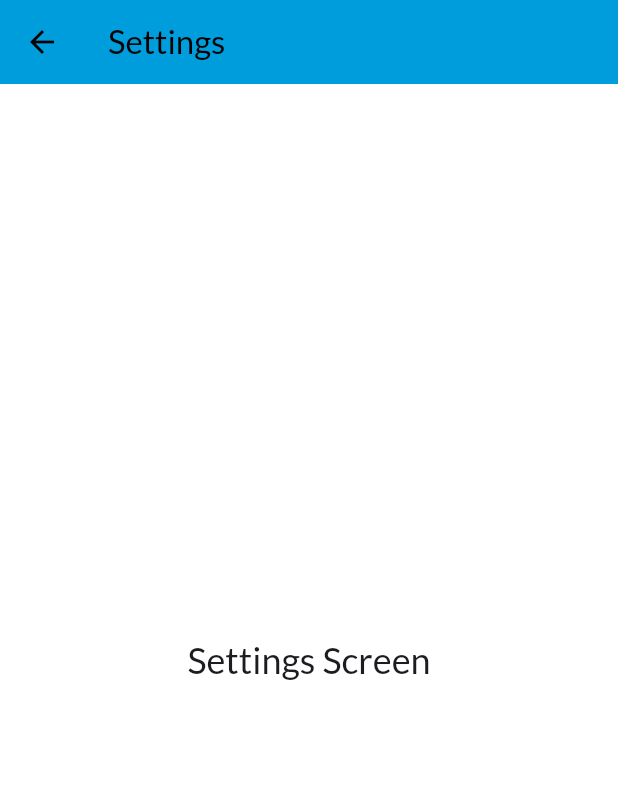
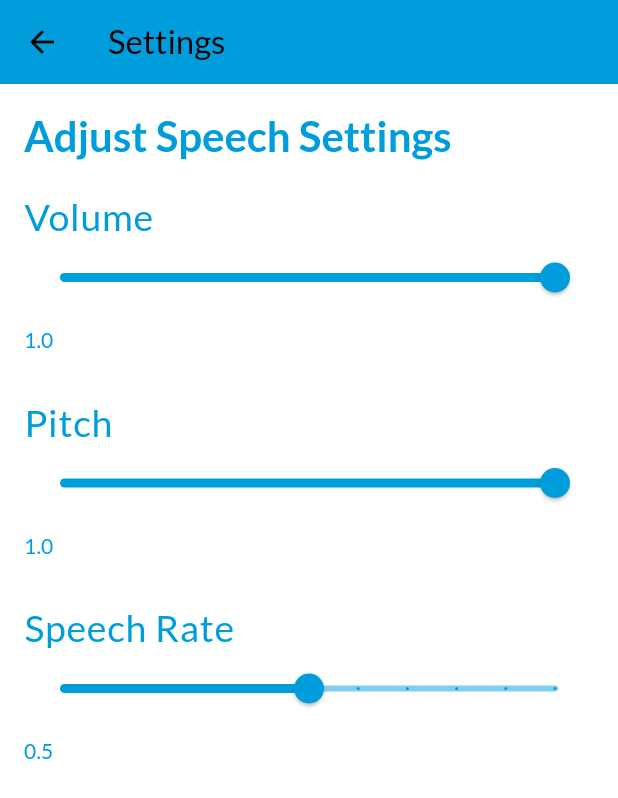
Before and after one commit to Guru-raghav3245/OralApp-Kumon, a Flutter app: the SettingsScreen screen opened directly, on a phone screen of 412 x 824 dp. Shown: the top 798 px of the screen. Run offline on Flutter 3.47's test engine with Material 3 defaults, Android fonts, the phone set to English and light mode, and no system bars; our stand-ins replace flutter_riverpod, flutter_tts, google_fonts.

Commit message:
Settings screen finalized

```diff
--- a/lib/main.dart
+++ b/lib/main.dart
@@ -5,12 +5,15 @@ import 'package:oral_app2/screens/practice_screen/practice_screen.dart';
 import 'package:oral_app2/screens/result_screen.dart';
 import 'package:oral_app2/question_logic/tts_translator.dart';
 import 'package:oral_app2/question_logic/question_generator.dart';
+import 'package:flutter_riverpod/flutter_riverpod.dart'; // Import Riverpod
 
 void main() {
-  runApp(MyApp());
+  runApp(const ProviderScope(child: MyApp()));
 }
 
 class MyApp extends StatefulWidget {
+  const MyApp({super.key});
+
   @override
   State<StatefulWidget> createState() {
     return _MyAppState();
@@ -20,9 +23,9 @@ class MyApp extends StatefulWidget {
 class _MyAppState extends State<MyApp> {
   String activeScreen = 'start_screen';
   List<String> answeredQuestions = [];
-  List<bool> answeredCorrectly = []; // New List to store whether the answers are correct or not
+  List<bool> answeredCorrectly = [];
   int totalTimeInSeconds = 0;
-  Operation _selectedOperation = Operation.addition; // Default operation
+  Operation _selectedOperation = Operation.addition;
 
   void switchToPracticeScreen(Operation operation) {
     setState(() {
@@ -40,14 +43,14 @@ class _MyAppState extends State<MyApp> {
   void switchToResultScreen(List<String> questions, List<bool> correctAnswers, int time) {
     setState(() {
       answeredQuestions = questions;
-      answeredCorrectly = correctAnswers; // Store whether each answer is correct
+      answeredCorrectly = correctAnswers;
       totalTimeInSeconds = time;
       activeScreen = 'result_screen';
     });
   }
 
-  void triggerTTS(String text) {
-    TTSService().speak(text);
+  void triggerTTS(String text, WidgetRef ref) {
+    TTSService().speak(text, ref); // Pass WidgetRef to TTSService
   }
 
   @override
@@ -69,15 +72,20 @@ class _MyAppState extends State<MyApp> {
       theme: theme,
       home: Scaffold(
         backgroundColor: theme.colorScheme.surface,
-        body: activeScreen == 'start_screen'
-            ? StartScreen(switchToPracticeScreen)
-            : activeScreen == 'practice_screen'
-                ? PracticeScreen(
-                    (questions, correctAnswers, time) => switchToResultScreen(questions, correctAnswers, time),
-                    (text) => triggerTTS(text),
-                    _selectedOperation
-                  )
-                : ResultScreen(answeredQuestions, answeredCorrectly, totalTimeInSeconds, switchToStartScreen),
+        body: Consumer(
+          builder: (context, ref, child) {
+            return activeScreen == 'start_screen'
+                ? StartScreen(switchToPracticeScreen)
+                : activeScreen == 'practice_screen'
+                    ? PracticeScreen(
+                        (questions, correctAnswers, time) =>
+                            switchToResultScreen(questions, correctAnswers, time),
+                        (text) => triggerTTS(text, ref),
+                        _selectedOperation,
+                      )
+                    : ResultScreen(answeredQuestions, answeredCorrectly, totalTimeInSeconds, switchToStartScreen);
+          },
+        ),
       ),
     );
   }
--- a/lib/question_logic/tts_translator.dart
+++ b/lib/question_logic/tts_translator.dart
@@ -1,13 +1,23 @@
 import 'package:flutter_tts/flutter_tts.dart';
+import 'package:flutter_riverpod/flutter_riverpod.dart';
+import 'package:oral_app2/screens/home_page/drawer/settings_screen.dart'; // Import the settings screen provider
 
 class TTSService {
   final FlutterTts _flutterTts = FlutterTts();
 
-  Future<void> speak(String text) async {
+  Future<void> speak(String text, WidgetRef ref) async {
+    // Get the values from Riverpod providers using ref.read
+    final double volume = ref.read(volumeProvider);
+    final double pitch = ref.read(pitchProvider);
+    final double speechRate = ref.read(speechRateProvider);
+
+    // Apply TTS settings
     await _flutterTts.setLanguage('en-US');
-    await _flutterTts.setPitch(1.0);
-    await _flutterTts.setSpeechRate(0.5);
-    await _flutterTts.setVolume(1.0);
+    await _flutterTts.setPitch(pitch);
+    await _flutterTts.setSpeechRate(speechRate);
+    await _flutterTts.setVolume(volume);
+
+    // Speak the text
     await _flutterTts.speak(text);
   }
 }
--- a/lib/screens/home_page/drawer/drawer.dart
+++ b/lib/screens/home_page/drawer/drawer.dart
@@ -27,12 +27,14 @@ class CustomDrawer extends StatelessWidget {
           ),
           ListTile(
             leading: const Icon(Icons.home),
-            title: const Text('Home'),
+            title: const Text('Home',
+              style: TextStyle(color: Colors.white),),
             onTap: onHomePressed,
           ),
           ListTile(
             leading: const Icon(Icons.settings),
-            title: const Text('Settings'),
+            title: const Text('Settings',
+              style: TextStyle(color: Colors.white),),
             onTap: onSettingsPressed,
           ),
         ],
--- /dev/null
+++ b/lib/screens/home_page/drawer/scrollbar_provider.dart
@@ -0,0 +1,6 @@
+import 'package:flutter_riverpod/flutter_riverpod.dart';
+
+// Providers for speech rate, pitch, and volume
+final speechRateProvider = StateProvider<double>((ref) => 0.5);
+final pitchProvider = StateProvider<double>((ref) => 1.0);
+final volumeProvider = StateProvider<double>((ref) => 1.0);
--- a/lib/screens/home_page/drawer/settings_screen.dart
+++ b/lib/screens/home_page/drawer/settings_screen.dart
@@ -1,23 +1,100 @@
 import 'package:flutter/material.dart';
+import 'package:flutter_riverpod/flutter_riverpod.dart';
 
-class SettingsScreen extends StatelessWidget {
+// Providers
+final volumeProvider = StateProvider<double>((ref) => 1.0);
+final pitchProvider = StateProvider<double>((ref) => 1.0);
+final speechRateProvider = StateProvider<double>((ref) => 0.5);
+
+class SettingsScreen extends ConsumerWidget {
   const SettingsScreen({super.key});
 
   @override
-  Widget build(BuildContext context) {
-    final theme = Theme.of(context);
+  Widget build(BuildContext context, WidgetRef ref) {
+    final volume = ref.watch(volumeProvider);
+    final pitch = ref.watch(pitchProvider);
+    final speechRate = ref.watch(speechRateProvider);
 
     return Scaffold(
       appBar: AppBar(
         title: const Text('Settings'),
-        backgroundColor: theme.colorScheme.primary,
+        backgroundColor: const Color(0xFF009DDC), // Kumon blue
       ),
-      body: Center(
-        child: Text(
-          'Settings Screen',
-          style: theme.textTheme.headlineSmall,
+      body: Padding(
+        padding: const EdgeInsets.all(16.0),
+        child: Column(
+          crossAxisAlignment: CrossAxisAlignment.stretch,
+          children: [
+            Text(
+              'Adjust Speech Settings',
+              style: Theme.of(context).textTheme.headlineMedium?.copyWith(
+                    fontWeight: FontWeight.bold,
+                    color: const Color(0xFF009DDC), // Kumon blue
+                  ),
+            ),
+            const SizedBox(height: 20),
+            _buildSlider(
+              context,
+              label: 'Volume',
+              value: volume,
+              onChanged: (value) => ref.read(volumeProvider.notifier).state = value,
+            ),
+            const SizedBox(height: 20),
+            _buildSlider(
+              context,
+              label: 'Pitch',
+              value: pitch,
+              onChanged: (value) => ref.read(pitchProvider.notifier).state = value,
+            ),
+            const SizedBox(height: 20),
+            _buildSlider(
+              context,
+              label: 'Speech Rate',
+              value: speechRate,
+              onChanged: (value) => ref.read(speechRateProvider.notifier).state = value,
+            ),
+          ],
         ),
       ),
     );
   }
+
+  Widget _buildSlider(
+    BuildContext context, {
+    required String label,
+    required double value,
+    required ValueChanged<double> onChanged,
+  }) {
+    return Column(
+      crossAxisAlignment: CrossAxisAlignment.start,
+      children: [
+        Text(
+          label,
+          style: Theme.of(context).textTheme.labelMedium?.copyWith(
+                fontWeight: FontWeight.w500,
+                fontSize: 25,
+                color: const Color(0xFF009DDC), // Kumon blue
+              ),
+        ),
+        Slider(
+          value: value,
+          min: 0.0,
+          max: 1.0,
+          divisions: 10,
+          onChanged: onChanged,
+          activeColor: const Color(0xFF009DDC), // Kumon blue
+          inactiveColor: const Color(0xFF009DDC).withOpacity(0.5),
+        ),
+        Padding(
+          padding: const EdgeInsets.symmetric(vertical: 8.0),
+          child: Text(
+            value.toStringAsFixed(1),
+            style: Theme.of(context).textTheme.labelLarge?.copyWith(
+                  color: const Color(0xFF009DDC), // Kumon blue
+                ),
+          ),
+        ),
+      ],
+    );
+  }
 }
--- a/pubspec.yaml
+++ b/pubspec.yaml
@@ -37,6 +37,7 @@ dependencies:
   cupertino_icons: ^1.0.6
   flutter_tts: ^4.0.2
   google_fonts: ^6.2.1
+  flutter_riverpod: ^2.5.1
 
 dev_dependencies:
   flutter_test:
```
Also changed, not shown: lib/modal/quit_modal.dart (+15 -9 lines), lib/screens/home_page/home_page.dart (+1 -10 lines), lib/screens/practice_screen/practice_screen.dart (+6 -1 lines), pubspec.lock.
